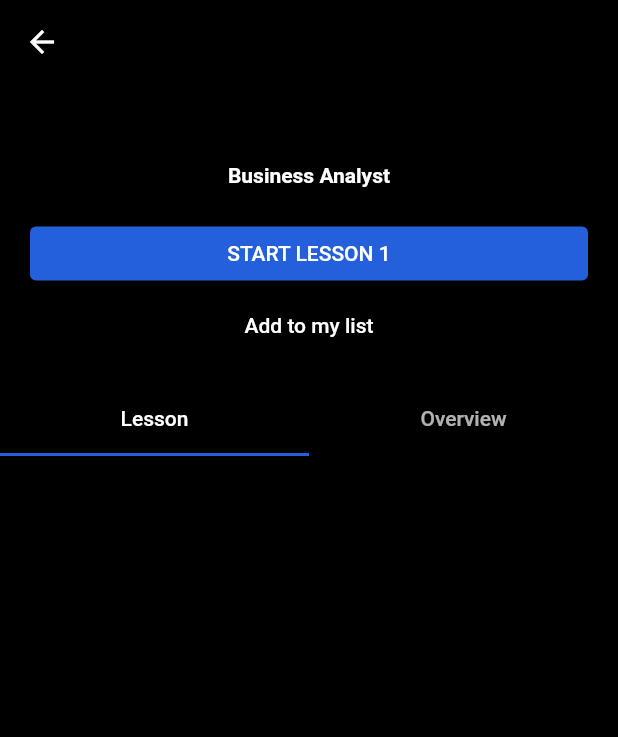
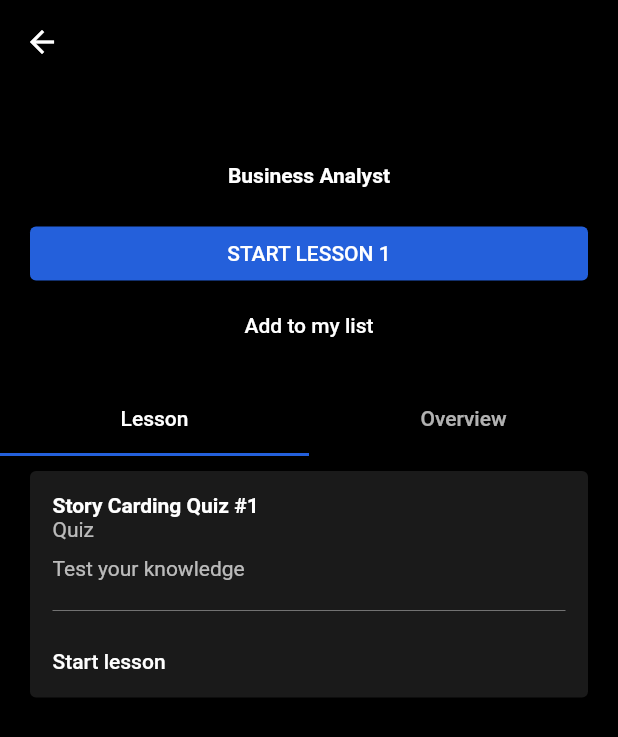
Before and after one commit to NovitaGuok/Icekathon-2021-team-4, a Flutter app: the CourseDetail screen opened directly with empty values, on a phone screen of 412 x 824 dp. Shown: the top 737 px of the screen. Run offline on Flutter 3.47's test engine with Material 2 defaults, Android fonts, the light colour scheme and no system bars; our stand-ins replace better_player, webview_flutter; network calls fail; Roboto replaces fonts that are missing (Metropolis).

Commit message:
quiz can now be accessed through lesson card

```diff
--- a/frontend/lib/components/lesson_card.dart
+++ b/frontend/lib/components/lesson_card.dart
@@ -1,4 +1,5 @@
 import 'package:flutter/material.dart';
+import 'package:frontend/pages/quiz_page.dart';
 import 'package:frontend/pages/webview.dart';
 
 class LessonCard extends StatefulWidget {
@@ -72,7 +73,11 @@ class _LessonCardState extends State<LessonCard> {
                 Expanded(
                   child: TextButton(
                     onPressed: () {
-                      Navigator.push(context, MaterialPageRoute(builder: (context) => WebViewPage(url, title)));
+                      if(subtitle == "Quiz"){
+                        Navigator.push(context, MaterialPageRoute(builder: (context) => QuizPage()));
+                      } else {
+                        Navigator.push(context, MaterialPageRoute(builder: (context) => WebViewPage(url, title)));
+                      }
                     },
                     child: Text('Start lesson'),
                     style: TextButton.styleFrom(
--- a/frontend/lib/pages/course_detail.dart
+++ b/frontend/lib/pages/course_detail.dart
@@ -131,8 +131,7 @@ class _CourseDetailState extends State<CourseDetail> {
                   children: [
                     // first tab bar view widget
                     ListView(
-                      children: listLesson(lessonResponseModel.data ?? [])
-                      ,
+                      children: listLesson(lessonResponseModel.data ?? []),
                     ),
 
                     // second tab bar view widget
@@ -224,6 +223,9 @@ class _CourseDetailState extends State<CourseDetail> {
           )
       );
     }
+    list.add(
+      LessonCard("Story Carding Quiz #1", "Quiz", "Test your knowledge", "")
+    );
     return list;
   }
 }
```
